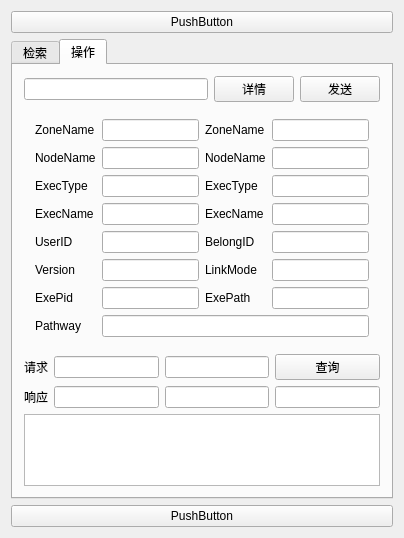
First picture: the form in businessClient/mainwindow.ui, repository zx9229/myexe, before the edit.
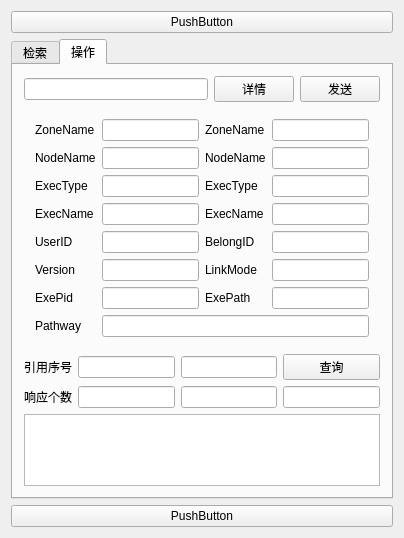
Second picture: the form after the edit. The open tabs and pages were chosen to show the change.

Commit message: 2019-1-20 18:59:53 微调代码

What changed in the file:
```diff
--- a/businessClient/mainwindow.ui
+++ b/businessClient/mainwindow.ui
@@ -378,14 +378,14 @@
           <item row="0" column="0">
            <widget class="QLabel" name="label_18">
             <property name="text">
-             <string>请求</string>
+             <string>引用序号</string>
             </property>
            </widget>
           </item>
           <item row="1" column="0">
            <widget class="QLabel" name="label_19">
             <property name="text">
-             <string>响应</string>
+             <string>响应个数</string>
             </property>
            </widget>
           </item>
```
